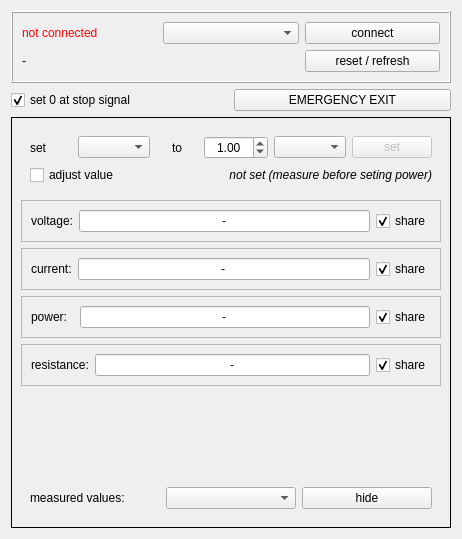
bchjoerni/mlab, file bopmgwindow.ui: the form before one commit.
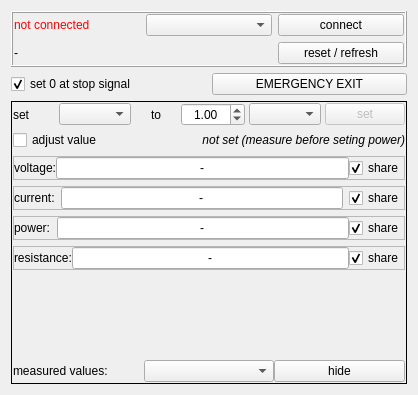
The form after the commit.

```diff
--- a/bopmgwindow.ui
+++ b/bopmgwindow.ui
@@ -6,8 +6,8 @@
    <rect>
     <x>0</x>
     <y>0</y>
-    <width>462</width>
-    <height>539</height>
+    <width>418</width>
+    <height>395</height>
    </rect>
   </property>
   <property name="windowTitle">
@@ -23,6 +23,21 @@
       <enum>QFrame::Raised</enum>
      </property>
      <layout class="QGridLayout" name="gridLayout_4">
+      <property name="leftMargin">
+       <number>1</number>
+      </property>
+      <property name="topMargin">
+       <number>1</number>
+      </property>
+      <property name="rightMargin">
+       <number>1</number>
+      </property>
+      <property name="bottomMargin">
+       <number>1</number>
+      </property>
+      <property name="spacing">
+       <number>6</number>
+      </property>
       <item row="0" column="0">
        <widget class="QLabel" name="lbl_status">
         <property name="styleSheet">
@@ -89,9 +104,39 @@
       <enum>QFrame::Box</enum>
      </property>
      <layout class="QGridLayout" name="gridLayout_9">
+      <property name="leftMargin">
+       <number>1</number>
+      </property>
+      <property name="topMargin">
+       <number>1</number>
+      </property>
+      <property name="rightMargin">
+       <number>1</number>
+      </property>
+      <property name="bottomMargin">
+       <number>1</number>
+      </property>
+      <property name="spacing">
+       <number>6</number>
+      </property>
       <item row="0" column="0">
        <widget class="QFrame" name="frame_setValues">
         <layout class="QGridLayout" name="gridLayout_5">
+         <property name="leftMargin">
+          <number>0</number>
+         </property>
+         <property name="topMargin">
+          <number>0</number>
+         </property>
+         <property name="rightMargin">
+          <number>0</number>
+         </property>
+         <property name="bottomMargin">
+          <number>0</number>
+         </property>
+         <property name="spacing">
+          <number>4</number>
+         </property>
          <item row="0" column="0">
           <widget class="QLabel" name="lbl_setValue_lbl">
            <property name="text">
@@ -181,6 +226,21 @@
          <enum>QFrame::Raised</enum>
         </property>
         <layout class="QGridLayout" name="gridLayout">
+         <property name="leftMargin">
+          <number>0</number>
+         </property>
+         <property name="topMargin">
+          <number>0</number>
+         </property>
+         <property name="rightMargin">
+          <number>0</number>
+         </property>
+         <property name="bottomMargin">
+          <number>0</number>
+         </property>
+         <property name="spacing">
+          <number>0</number>
+         </property>
          <item row="0" column="0">
           <widget class="QLabel" name="lbl_voltage_lbl">
            <property name="text">
@@ -223,6 +283,21 @@
          <enum>QFrame::Raised</enum>
         </property>
         <layout class="QGridLayout" name="gridLayout_2">
+         <property name="leftMargin">
+          <number>0</number>
+         </property>
+         <property name="topMargin">
+          <number>0</number>
+         </property>
+         <property name="rightMargin">
+          <number>0</number>
+         </property>
+         <property name="bottomMargin">
+          <number>0</number>
+         </property>
+         <property name="spacing">
+          <number>6</number>
+         </property>
          <item row="0" column="0">
           <widget class="QLabel" name="lbl_current_lbl">
            <property name="text">
@@ -265,6 +340,21 @@
          <enum>QFrame::Raised</enum>
         </property>
         <layout class="QGridLayout" name="gridLayout_3">
+         <property name="leftMargin">
+          <number>0</number>
+         </property>
+         <property name="topMargin">
+          <number>0</number>
+         </property>
+         <property name="rightMargin">
+          <number>0</number>
+         </property>
+         <property name="bottomMargin">
+          <number>0</number>
+         </property>
+         <property name="spacing">
+          <number>0</number>
+         </property>
          <item row="0" column="0">
           <widget class="QLabel" name="lbl_power_lbl">
            <property name="text">
@@ -307,6 +397,21 @@
          <enum>QFrame::Raised</enum>
         </property>
         <layout class="QGridLayout" name="gridLayout_7">
+         <property name="leftMargin">
+          <number>0</number>
+         </property>
+         <property name="topMargin">
+          <number>0</number>
+         </property>
+         <property name="rightMargin">
+          <number>0</number>
+         </property>
+         <property name="bottomMargin">
+          <number>0</number>
+         </property>
+         <property name="spacing">
+          <number>0</number>
+         </property>
          <item row="0" column="0">
           <widget class="QLabel" name="lbl_resistance_lbl">
            <property name="text">
@@ -347,8 +452,8 @@
         </property>
         <property name="sizeHint" stdset="0">
          <size>
-          <width>20</width>
-          <height>40</height>
+          <width>1</width>
+          <height>1</height>
          </size>
         </property>
        </spacer>
@@ -362,6 +467,21 @@
          <enum>QFrame::Raised</enum>
         </property>
         <layout class="QGridLayout" name="gridLayout_6">
+         <property name="leftMargin">
+          <number>0</number>
+         </property>
+         <property name="topMargin">
+          <number>0</number>
+         </property>
+         <property name="rightMargin">
+          <number>0</number>
+         </property>
+         <property name="bottomMargin">
+          <number>0</number>
+         </property>
+         <property name="spacing">
+          <number>0</number>
+         </property>
          <item row="0" column="0">
           <widget class="QLabel" name="lbl_measuredValues_lbl">
            <property name="text">
```
